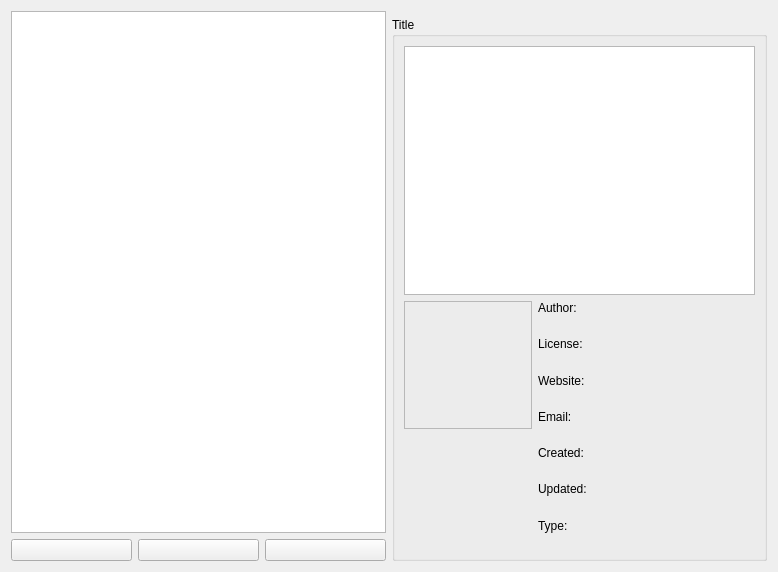
This is plugins/extensions/resourcemanager/wdgdlgbundlemanager.ui in KDE/krita as Qt 5 draws it before an edit. The edited form follows.
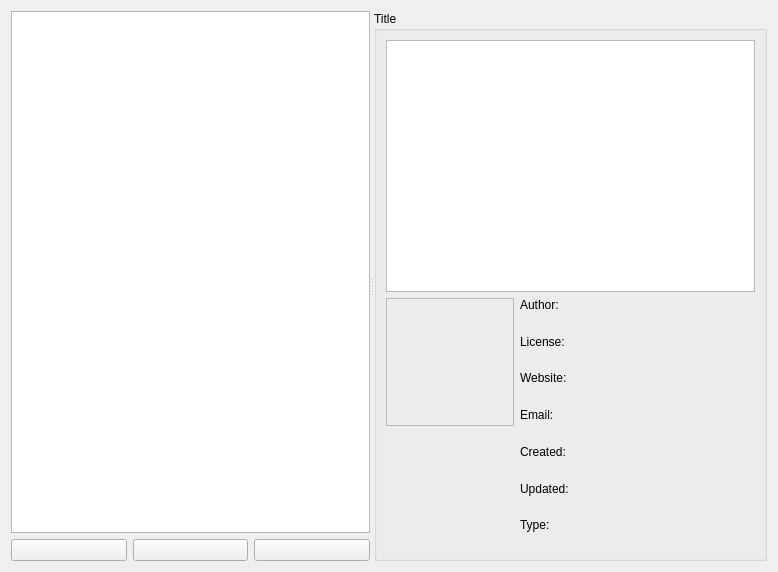
This is the edited form. Icons and pictures are not drawn.

Commit message: Use QSplitter between panels

Patch:
```diff
--- a/plugins/extensions/resourcemanager/wdgdlgbundlemanager.ui
+++ b/plugins/extensions/resourcemanager/wdgdlgbundlemanager.ui
@@ -27,7 +27,127 @@
    </size>
   </property>
   <layout class="QGridLayout" name="gridLayout_2">
-   <item row="1" column="1">
+   <item row="0" column="0">
+    <widget class="QSplitter" name="wdgSplitter">
+     <property name="orientation">
+      <enum>Qt::Horizontal</enum>
+     </property>
+     <widget class="QWidget" name="wdgBundleList" native="true">
+      <property name="sizePolicy">
+       <sizepolicy hsizetype="Preferred" vsizetype="Preferred">
+        <horstretch>0</horstretch>
+        <verstretch>0</verstretch>
+       </sizepolicy>
+      </property>
+      <layout class="QVBoxLayout" name="verticalLayout">
+       <property name="leftMargin">
+        <number>0</number>
+       </property>
+       <property name="topMargin">
+        <number>0</number>
+       </property>
+       <property name="rightMargin">
+        <number>0</number>
+       </property>
+       <property name="bottomMargin">
+        <number>0</number>
+       </property>
+       <item>
+        <widget class="QListView" name="listView">
+         <property name="sizePolicy">
+          <sizepolicy hsizetype="Preferred" vsizetype="Expanding">
+           <horstretch>0</horstretch>
+           <verstretch>0</verstretch>
+          </sizepolicy>
+         </property>
+         <property name="iconSize">
+          <size>
+           <width>48</width>
+           <height>48</height>
+          </size>
+         </property>
+        </widget>
+       </item>
+       <item>
+        <widget class="QWidget" name="wdgManage" native="true">
+         <layout class="QHBoxLayout" name="horizontalLayout">
+          <property name="leftMargin">
+           <number>0</number>
+          </property>
+          <property name="topMargin">
+           <number>0</number>
+          </property>
+          <property name="rightMargin">
+           <number>0</number>
+          </property>
+          <property name="bottomMargin">
+           <number>0</number>
+          </property>
+          <item>
+           <widget class="QPushButton" name="bnAdd">
+            <property name="sizePolicy">
+             <sizepolicy hsizetype="Minimum" vsizetype="Minimum">
+              <horstretch>0</horstretch>
+              <verstretch>0</verstretch>
+             </sizepolicy>
+            </property>
+            <property name="toolTip">
+             <string>Import a resource library</string>
+            </property>
+            <property name="text">
+             <string/>
+            </property>
+            <property name="icon">
+             <iconset theme="new">
+              <normaloff>.</normaloff>.</iconset>
+            </property>
+           </widget>
+          </item>
+          <item>
+           <widget class="QPushButton" name="bnNew">
+            <property name="sizePolicy">
+             <sizepolicy hsizetype="Minimum" vsizetype="Minimum">
+              <horstretch>0</horstretch>
+              <verstretch>0</verstretch>
+             </sizepolicy>
+            </property>
+            <property name="toolTip">
+             <string>Create a resource library</string>
+            </property>
+            <property name="text">
+             <string/>
+            </property>
+            <property name="icon">
+             <iconset theme="add">
+              <normaloff>.</normaloff>.</iconset>
+            </property>
+           </widget>
+          </item>
+          <item>
+           <widget class="QPushButton" name="bnToggle">
+            <property name="sizePolicy">
+             <sizepolicy hsizetype="Minimum" vsizetype="Minimum">
+              <horstretch>0</horstretch>
+              <verstretch>0</verstretch>
+             </sizepolicy>
+            </property>
+            <property name="toolTip">
+             <string>Delete a resource library</string>
+            </property>
+            <property name="text">
+             <string/>
+            </property>
+            <property name="icon">
+             <iconset theme="delete">
+              <normaloff>.</normaloff>.</iconset>
+            </property>
+           </widget>
+          </item>
+         </layout>
+        </widget>
+       </item>
+      </layout>
+     </widget>
     <widget class="QGroupBox" name="BundleSelectedGroupBox">
      <property name="sizePolicy">
       <sizepolicy hsizetype="Preferred" vsizetype="Preferred">
@@ -421,123 +541,6 @@
       </item>
      </layout>
     </widget>
-   </item>
-   <item row="0" column="0" rowspan="2">
-    <widget class="QWidget" name="wdgBundleList" native="true">
-     <property name="sizePolicy">
-      <sizepolicy hsizetype="Preferred" vsizetype="Preferred">
-       <horstretch>0</horstretch>
-       <verstretch>0</verstretch>
-      </sizepolicy>
-     </property>
-     <layout class="QVBoxLayout" name="verticalLayout">
-      <property name="leftMargin">
-       <number>0</number>
-      </property>
-      <property name="topMargin">
-       <number>0</number>
-      </property>
-      <property name="rightMargin">
-       <number>0</number>
-      </property>
-      <property name="bottomMargin">
-       <number>0</number>
-      </property>
-      <item>
-       <widget class="QListView" name="listView">
-        <property name="sizePolicy">
-         <sizepolicy hsizetype="Preferred" vsizetype="Expanding">
-          <horstretch>0</horstretch>
-          <verstretch>0</verstretch>
-         </sizepolicy>
-        </property>
-        <property name="iconSize">
-         <size>
-          <width>48</width>
-          <height>48</height>
-         </size>
-        </property>
-       </widget>
-      </item>
-      <item>
-       <widget class="QWidget" name="wdgManage" native="true">
-        <layout class="QHBoxLayout" name="horizontalLayout">
-         <property name="leftMargin">
-          <number>0</number>
-         </property>
-         <property name="topMargin">
-          <number>0</number>
-         </property>
-         <property name="rightMargin">
-          <number>0</number>
-         </property>
-         <property name="bottomMargin">
-          <number>0</number>
-         </property>
-         <item>
-          <widget class="QPushButton" name="bnAdd">
-           <property name="sizePolicy">
-            <sizepolicy hsizetype="Minimum" vsizetype="Minimum">
-             <horstretch>0</horstretch>
-             <verstretch>0</verstretch>
-            </sizepolicy>
-           </property>
-           <property name="toolTip">
-            <string>Import a resource library</string>
-           </property>
-           <property name="text">
-            <string/>
-           </property>
-           <property name="icon">
-            <iconset theme="new">
-             <normaloff>.</normaloff>.</iconset>
-           </property>
-          </widget>
-         </item>
-         <item>
-          <widget class="QPushButton" name="bnNew">
-           <property name="sizePolicy">
-            <sizepolicy hsizetype="Minimum" vsizetype="Minimum">
-             <horstretch>0</horstretch>
-             <verstretch>0</verstretch>
-            </sizepolicy>
-           </property>
-           <property name="toolTip">
-            <string>Create a resource library</string>
-           </property>
-           <property name="text">
-            <string/>
-           </property>
-           <property name="icon">
-            <iconset theme="add">
-             <normaloff>.</normaloff>.</iconset>
-           </property>
-          </widget>
-         </item>
-         <item>
-          <widget class="QPushButton" name="bnToggle">
-           <property name="sizePolicy">
-            <sizepolicy hsizetype="Minimum" vsizetype="Minimum">
-             <horstretch>0</horstretch>
-             <verstretch>0</verstretch>
-            </sizepolicy>
-           </property>
-           <property name="toolTip">
-            <string>Delete a resource library</string>
-           </property>
-           <property name="text">
-            <string/>
-           </property>
-           <property name="icon">
-            <iconset theme="delete">
-             <normaloff>.</normaloff>.</iconset>
-           </property>
-          </widget>
-         </item>
-        </layout>
-       </widget>
-      </item>
-     </layout>
     </widget>
    </item>
   </layout>
```
Lines whose indentation alone changed are shown as unchanged.
